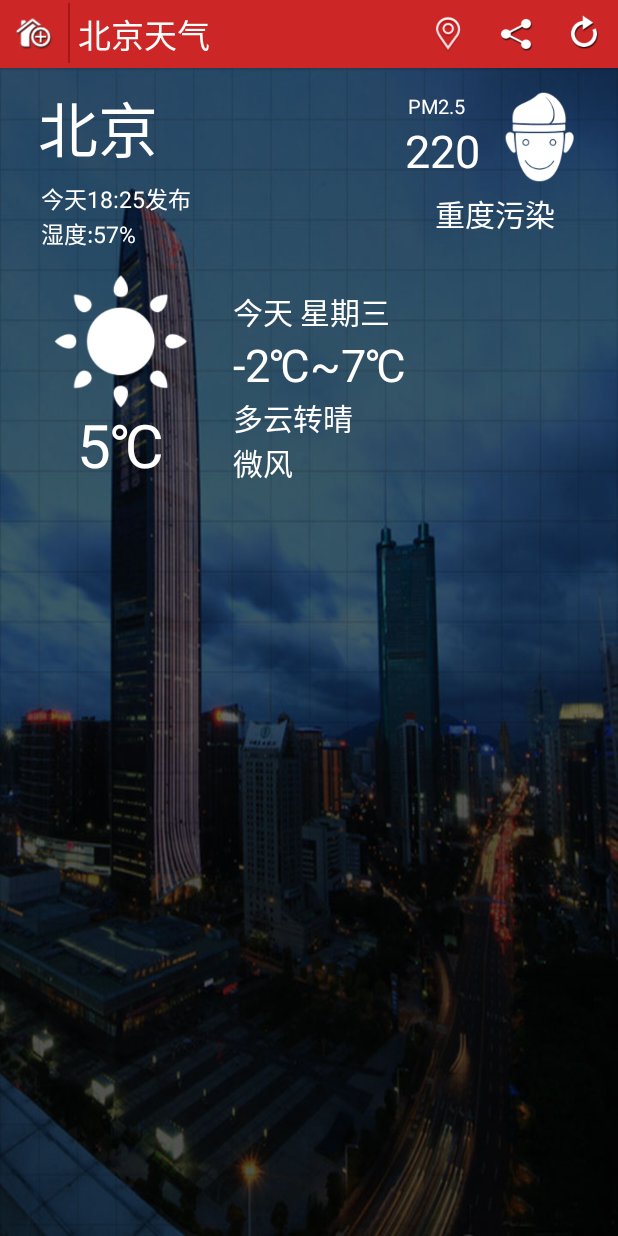
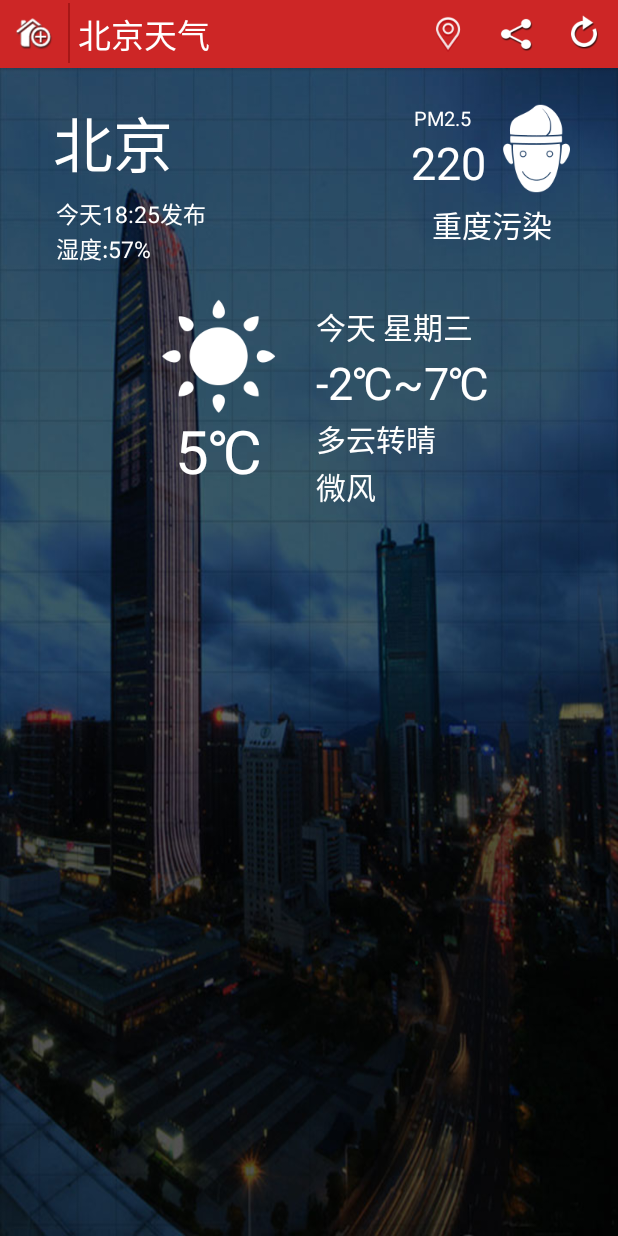
Before and after one commit to DPC11/MiniWeather, an Android app: the screen it shows after launch (MainActivity), on a phone screen of 412 x 824 dp. Run offline under Robolectric (Android 15) with nearby library versions, the phone set to English and light mode, and no system bars.

Commit message:
第三章格式重写

```diff
--- a/app/src/main/res/layout/weather_info.xml
+++ b/app/src/main/res/layout/weather_info.xml
@@ -56,8 +56,7 @@
             android:layout_width="45.0dip"
             android:layout_height="45.0dip"
             android:layout_toLeftOf="@id/title_share"
-            android:src="@drawable/base_action_bar_action_city"
-            />
+            android:src="@drawable/base_action_bar_action_city" />
 
     </RelativeLayout>
 
@@ -66,14 +65,22 @@
         android:layout_height="fill_parent"
         android:layout_below="@id/title"
         android:background="@drawable/biz_plugin_weather_shenzhen_bg"
-        android:orientation="vertical" >
+        android:orientation="vertical">
 
         <!-- 今日天气信息 -->
         <RelativeLayout
             android:id="@+id/weather_today"
             android:layout_width="fill_parent"
             android:layout_height="wrap_content"
-            android:padding="10.0dip" >
+            android:padding="10.0dip">
+
+            <!-- 左上角城市信息 -->
+            <LinearLayout
+                android:id="@+id/city_content"
+                android:layout_width="fill_parent"
+                android:layout_height="wrap_content"
+                android:orientation="vertical"
+                android:padding="10.0dip">
 
                 <!-- 城市名称 -->
                 <TextView
@@ -115,14 +122,17 @@
                     android:textColor="@android:color/white"
                     android:textSize="15.0sp" />
 
-            <!-- PM2.5整体信息块 -->
+            </LinearLayout>
+
+            <!-- 右上角 PM2.5 信息 -->
             <LinearLayout
                 android:id="@+id/pm2_5_content"
                 android:layout_width="wrap_content"
                 android:layout_height="wrap_content"
                 android:layout_alignParentRight="true"
                 android:layout_alignParentTop="true"
-                android:orientation="vertical" >
+                android:orientation="vertical"
+                android:padding="8.0dip">
 
                 <!-- PM2.5详情 -->
                 <LinearLayout
@@ -132,7 +142,7 @@
                     android:paddingBottom="6.0dip"
                     android:paddingLeft="12.0dip"
                     android:paddingRight="12.0dip"
-                    android:paddingTop="6.0dip" >
+                    android:paddingTop="6.0dip">
 
                     <!-- PM2.5文字详情 -->
                     <LinearLayout
@@ -159,15 +169,14 @@
                             android:singleLine="true"
                             android:text="220"
                             android:textColor="@android:color/white"
-                            android:textSize="30.0sp"
-                            />
+                            android:textSize="30.0sp" />
                     </LinearLayout>
 
                     <!-- PM2.5图片 -->
                     <ImageView
                         android:id="@+id/pm2_5_img"
-                        android:layout_width="60.0dip"
-                        android:layout_height="60.0dip"
+                        android:layout_width="wrap_content"
+                        android:layout_height="wrap_content"
                         android:layout_marginLeft="10.0dip"
                         android:src="@drawable/biz_plugin_weather_0_50" />
 
@@ -189,32 +198,32 @@
             <RelativeLayout
                 android:layout_width="wrap_content"
                 android:layout_height="wrap_content"
-                android:layout_alignParentLeft="true"
-                android:layout_below="@id/humidity"
+                android:layout_below="@id/city_content"
                 android:layout_centerInParent="true"
-                android:layout_marginTop="5.0dip" >
+                android:layout_marginTop="5.0dip">
 
+                <!-- 当前气候 -->
                 <LinearLayout
                     android:id="@+id/current_weather"
                     android:layout_width="wrap_content"
                     android:layout_height="wrap_content"
-                    android:orientation="vertical" >
+                    android:orientation="vertical">
 
                     <!-- 天气情况图片示例 -->
                     <ImageView
                         android:id="@+id/weather_img"
-                        android:layout_width="140.0dip"
-                        android:layout_height="140.0dip"
+                        android:layout_width="wrap_content"
+                        android:layout_height="wrap_content"
+                        android:layout_alignParentLeft="true"
                         android:layout_marginTop="-15.0dip"
-                        android:layout_alignParentLeft="true"
                         android:src="@drawable/biz_plugin_weather_qing" />
 
-                    <!-- 当前气温 -->
+                    <!-- 当前温度 -->
                     <TextView
                         android:id="@+id/current_temp"
                         android:layout_width="fill_parent"
                         android:layout_height="wrap_content"
-                        android:layout_marginTop="-28.0dip"
+                        android:layout_marginTop="-24.0dip"
                         android:gravity="center"
                         android:singleLine="true"
                         android:text="5℃"
@@ -223,14 +232,21 @@
 
                 </LinearLayout>
 
+                <!-- 其他信息 -->
+                <LinearLayout
+                    android:id="@+id/other_content"
+                    android:layout_toRightOf="@id/current_weather"
+                    android:layout_width="wrap_content"
+                    android:layout_height="wrap_content"
+                    android:layout_marginLeft="5.0dp"
+                    android:orientation="vertical">
+
                     <!-- 今日星期 -->
                     <TextView
                         android:id="@+id/week_today"
                         android:layout_width="wrap_content"
                         android:layout_height="wrap_content"
-                    android:layout_marginTop="20.0dip"
-                    android:layout_marginLeft="5.0dip"
-                    android:layout_toRightOf="@id/current_weather"
+                        android:layout_marginTop="10.0dip"
                         android:singleLine="true"
                         android:text="今天 星期三"
                         android:textColor="@android:color/white"
@@ -241,9 +257,7 @@
                         android:id="@+id/temperature"
                         android:layout_width="wrap_content"
                         android:layout_height="wrap_content"
-                    android:layout_below="@id/week_today"
-                    android:layout_marginLeft="5.0dip"
-                    android:layout_toRightOf="@id/current_weather"
+                        android:layout_marginTop="2.0dip"
                         android:singleLine="true"
                         android:text="-2℃~7℃"
                         android:textColor="@android:color/white"
@@ -254,9 +268,7 @@
                         android:id="@+id/climate"
                         android:layout_width="wrap_content"
                         android:layout_height="wrap_content"
-                    android:layout_below="@id/temperature"
-                    android:layout_marginLeft="5.0dip"
-                    android:layout_toRightOf="@id/current_weather"
+                        android:layout_marginTop="2.0dip"
                         android:singleLine="true"
                         android:text="多云转晴"
                         android:textColor="@android:color/white"
@@ -267,13 +279,14 @@
                         android:id="@+id/wind"
                         android:layout_width="wrap_content"
                         android:layout_height="wrap_content"
-                    android:layout_below="@id/climate"
-                    android:layout_marginLeft="5.0dip"
-                    android:layout_toRightOf="@id/current_weather"
+                        android:layout_marginTop="2.0dip"
                         android:singleLine="true"
                         android:text="微风"
                         android:textColor="@android:color/white"
                         android:textSize="20.0sp" />
+
+                </LinearLayout>
+
             </RelativeLayout>
 
         </RelativeLayout>
```
Also changed, not shown: app/src/main/res/drawable-xhdpi/biz_plugin_weather_0_50.png (renamed from app/src/main/res/drawable/biz_plugin_weather_0_50.png), app/src/main/res/drawable-xhdpi/biz_plugin_weather_qing.png (renamed from app/src/main/res/drawable/biz_plugin_weather_qing.png). Lines whose indentation alone changed are shown as unchanged.
